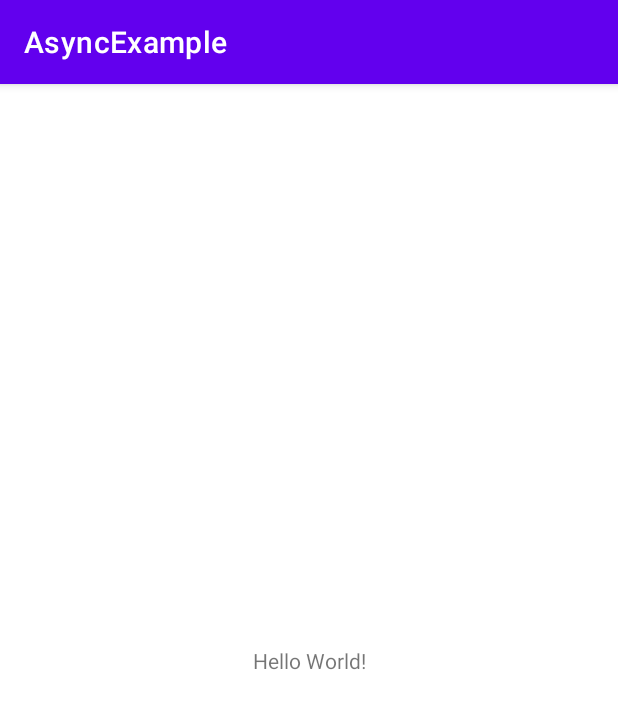
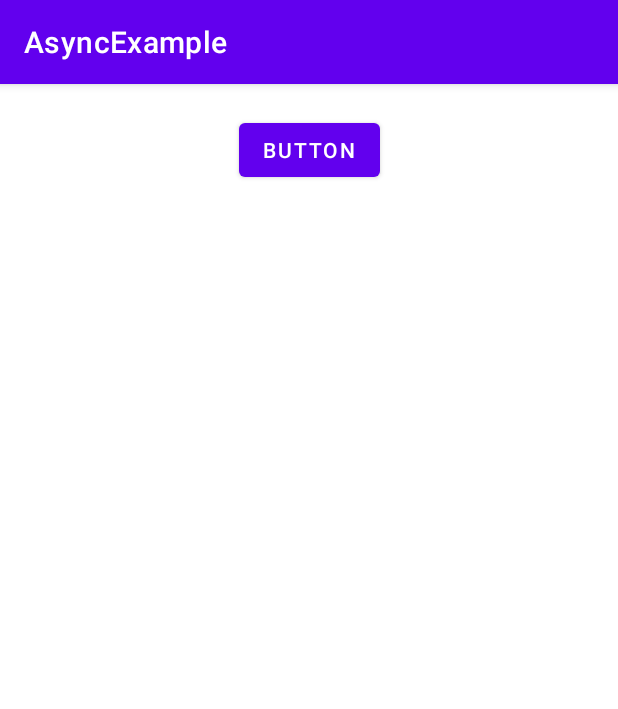
Before and after one commit to ankorgm/AsyncExample, an Android app: the screen it shows after launch (MainActivity), on a phone screen of 412 x 824 dp. Shown: the top 709 px of the screen. Run offline under Robolectric (Android 15) with nearby library versions, the phone set to English and light mode, and no system bars.

Commit message:
Start of project

```diff
--- a/app/src/main/res/layout/activity_main.xml
+++ b/app/src/main/res/layout/activity_main.xml
@@ -6,13 +6,13 @@
     android:layout_height="match_parent"
     tools:context=".MainActivity">
 
-    <TextView
+    <Button
+        android:id="@+id/asynctack"
         android:layout_width="wrap_content"
         android:layout_height="wrap_content"
-        android:text="Hello World!"
-        app:layout_constraintBottom_toBottomOf="parent"
+        android:layout_marginTop="@dimen/margin_top_for_buttons"
+        android:text="Button"
         app:layout_constraintEnd_toEndOf="parent"
         app:layout_constraintStart_toStartOf="parent"
         app:layout_constraintTop_toTopOf="parent" />
-
 </androidx.constraintlayout.widget.ConstraintLayout>
--- /dev/null
+++ b/app/src/main/res/values/dimens.xml
@@ -0,0 +1,4 @@
+<?xml version="1.0" encoding="utf-8"?>
+<resources>
+    <dimen name="margin_top_for_buttons">20dp</dimen>
+</resources>
```
